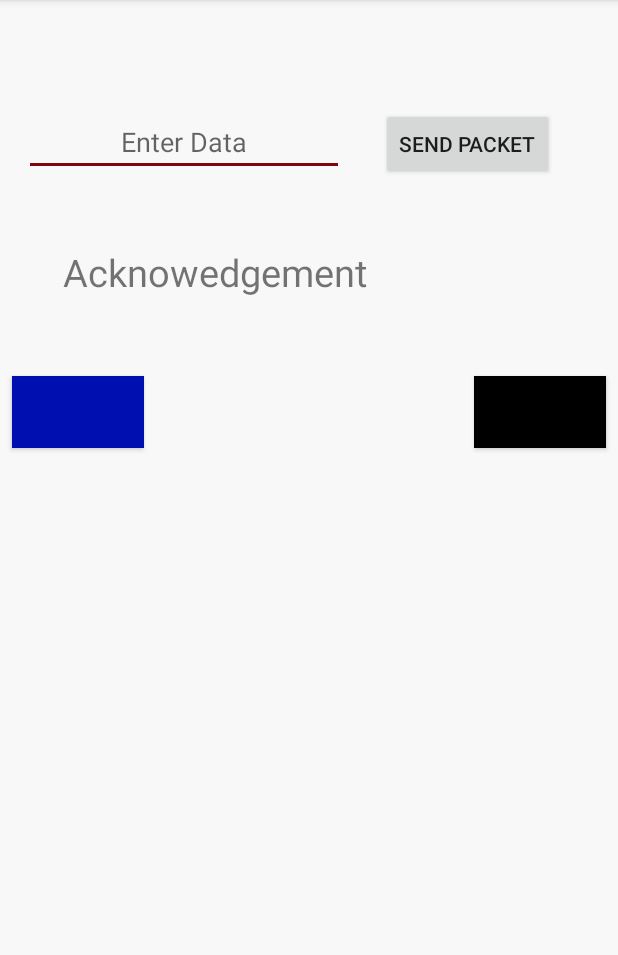
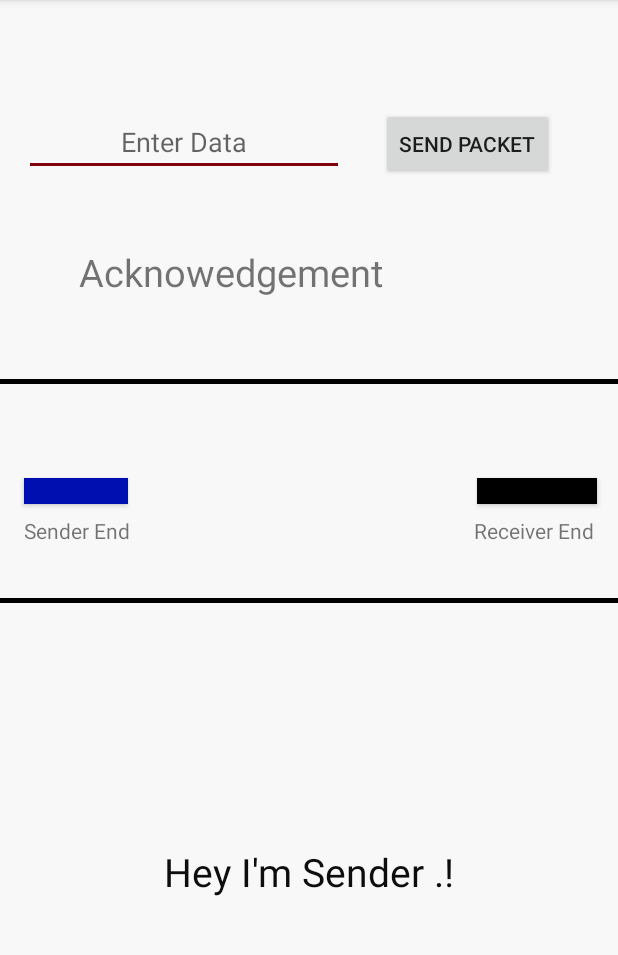
Before and after one commit to ksheetal/StopandWait_GUI, an Android app: the MainActivity screen opened directly, with no data from a screen before it, on a phone screen of 412 x 824 dp, the part 84-1039 px from its top. Run offline under Robolectric (Android 15) with nearby library versions, the phone set to English and light mode, and no system bars; our stand-ins replace Firebase (no records; nobody signed in at launch, a user with empty details on screens opened directly).

Commit message:
animation updated.

```diff
--- a/app/src/main/res/anim/move.xml
+++ b/app/src/main/res/anim/move.xml
@@ -4,6 +4,6 @@
 
     <translate
         android:fromXDelta="0%p"
-        android:toXDelta="75%p"
-        android:duration="3800" />
+        android:toXDelta="76%p"
+        android:duration="5800" />
 </set>
--- a/app/src/main/res/layout/activity_home_screen.xml
+++ b/app/src/main/res/layout/activity_home_screen.xml
@@ -48,4 +48,20 @@
         app:layout_constraintHorizontal_bias="0.502"
         app:layout_constraintStart_toStartOf="parent" />
 
+    <TextView
+        android:id="@+id/textView5"
+        android:layout_width="wrap_content"
+        android:layout_height="wrap_content"
+        android:layout_marginBottom="8dp"
+        android:layout_marginEnd="8dp"
+        android:layout_marginStart="8dp"
+        android:layout_marginTop="8dp"
+        android:text="Hey I'm Receiver .!"
+        android:textColor="@color/colorPrimary"
+        android:textSize="26sp"
+        app:layout_constraintBottom_toBottomOf="parent"
+        app:layout_constraintEnd_toEndOf="parent"
+        app:layout_constraintStart_toStartOf="parent"
+        app:layout_constraintTop_toBottomOf="@+id/send_msg_button" />
+
 </android.support.constraint.ConstraintLayout>
--- a/app/src/main/res/layout/activity_main.xml
+++ b/app/src/main/res/layout/activity_main.xml
@@ -53,28 +53,26 @@
         android:layout_marginTop="164dp"
         android:text="Acknowedgement"
         android:textSize="25sp"
-        app:layout_constraintBottom_toTopOf="@+id/gifImageView"
+        app:layout_constraintBottom_toTopOf="@+id/view"
         app:layout_constraintEnd_toEndOf="parent"
-        app:layout_constraintHorizontal_bias="0.082"
+        app:layout_constraintHorizontal_bias="0.144"
         app:layout_constraintStart_toStartOf="parent"
-        app:layout_constraintTop_toTopOf="parent" />
+        app:layout_constraintTop_toTopOf="parent"
+        app:layout_constraintVertical_bias="0.0" />
 
     <TextView
         android:id="@+id/ack"
         android:layout_width="wrap_content"
         android:layout_height="wrap_content"
-        android:layout_marginBottom="8dp"
         android:layout_marginEnd="8dp"
         android:layout_marginStart="50dp"
         android:layout_marginTop="162dp"
         android:text="0"
         android:textSize="25sp"
-        app:layout_constraintBottom_toTopOf="@+id/button2"
         app:layout_constraintEnd_toEndOf="parent"
         app:layout_constraintHorizontal_bias="0.514"
         app:layout_constraintStart_toEndOf="@+id/textView"
-        app:layout_constraintTop_toTopOf="parent"
-        app:layout_constraintVertical_bias="0.0" />
+        app:layout_constraintTop_toTopOf="parent" />
 
     <TextView
         android:id="@+id/text_counter"
@@ -89,22 +87,85 @@
         app:layout_constraintStart_toStartOf="parent"
         app:layout_constraintTop_toTopOf="parent" />
 
+    <View
+        android:id="@+id/view2"
+        android:layout_width="match_parent"
+        android:layout_height="3dp"
+        android:layout_marginBottom="8dp"
+        android:layout_marginTop="8dp"
+        android:background="#000"
+        app:layout_constraintBottom_toBottomOf="parent"
+        app:layout_constraintTop_toBottomOf="@+id/view"
+        app:layout_constraintVertical_bias="0.274"
+        tools:layout_editor_absoluteX="16dp" />
+
     <Button
         android:id="@+id/button2"
-        android:layout_width="wrap_content"
-        android:layout_height="wrap_content"
-        android:layout_marginStart="8dp"
-        android:layout_marginTop="52dp"
+        android:layout_width="69dp"
+        android:layout_height="17dp"
+        android:layout_marginBottom="8dp"
+        android:layout_marginStart="16dp"
+        android:layout_marginTop="8dp"
         android:background="#000faf"
+        app:layout_constraintBottom_toTopOf="@+id/view2"
         app:layout_constraintStart_toStartOf="parent"
-        app:layout_constraintTop_toBottomOf="@+id/textView" />
+        app:layout_constraintTop_toBottomOf="@+id/view" />
 
     <Button
         android:id="@+id/button1"
+        android:layout_width="80dp"
+        android:layout_height="17dp"
+        android:layout_marginBottom="8dp"
+        android:layout_marginEnd="14dp"
+        android:layout_marginTop="8dp"
+        android:background="#000000"
+        app:layout_constraintBottom_toTopOf="@+id/view2"
+        app:layout_constraintEnd_toEndOf="parent"
+        app:layout_constraintTop_toBottomOf="@+id/view" />
+
+    <View
+        android:id="@+id/view"
+        android:layout_width="match_parent"
+        android:layout_height="3dp"
+        android:layout_marginTop="56dp"
+        android:background="#000"
+        app:layout_constraintTop_toBottomOf="@+id/ack"
+        tools:layout_editor_absoluteX="0dp" />
+
+    <TextView
+        android:id="@+id/textView2"
         android:layout_width="wrap_content"
         android:layout_height="wrap_content"
+        android:layout_marginStart="16dp"
+        android:layout_marginTop="8dp"
+        android:text="Sender End"
+        app:layout_constraintStart_toStartOf="parent"
+        app:layout_constraintTop_toBottomOf="@+id/button2"
+        tools:text="Sender End" />
+
+    <TextView
+        android:id="@+id/textView3"
+        android:layout_width="wrap_content"
+        android:layout_height="wrap_content"
+        android:layout_marginEnd="16dp"
+        android:layout_marginTop="8dp"
+        android:text="Receiver End"
+        app:layout_constraintEnd_toEndOf="parent"
+        app:layout_constraintTop_toBottomOf="@+id/button1" />
+
+    <TextView
+        android:id="@+id/textView4"
+        android:layout_width="wrap_content"
+        android:layout_height="wrap_content"
+        android:layout_marginBottom="8dp"
         android:layout_marginEnd="8dp"
-        android:layout_marginTop="52dp"
-        android:background="#000000"
+        android:layout_marginStart="8dp"
+        android:text="Hey I'm Sender .!"
+        android:textSize="26sp"
+        android:textColor="@color/colorPrimary"
+        app:layout_constraintBottom_toBottomOf="parent"
         app:layout_constraintEnd_toEndOf="parent"
-        app:layout_constraintTop_toBottomOf="@+id/textView" /></android.support.constraint.ConstraintLayout>
+        app:layout_constraintStart_toStartOf="parent"
+        app:layout_constraintTop_toBottomOf="@+id/view2" />
+
+</android.support.constraint.ConstraintLayout>
```
